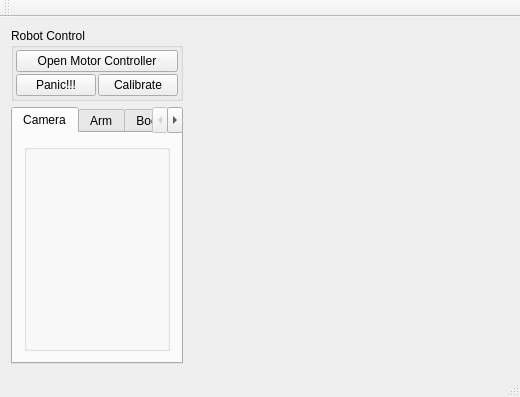
The window that RoboShell.ui (artm/biofame-robot) describes before a commit, drawn with Qt 5.
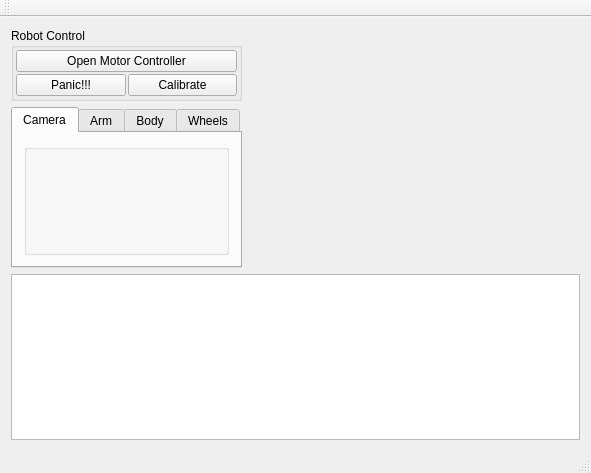
The same window after the commit. Custom widgets are drawn as their Qt base class.

```diff
--- a/RoboShell.ui
+++ b/RoboShell.ui
@@ -6,8 +6,8 @@
    <rect>
     <x>0</x>
     <y>0</y>
-    <width>498</width>
-    <height>397</height>
+    <width>591</width>
+    <height>473</height>
    </rect>
   </property>
   <property name="windowTitle">
@@ -54,6 +54,19 @@
       </layout>
      </widget>
     </item>
+    <item row="0" column="3" rowspan="2">
+     <widget class="QLabel" name="video">
+      <property name="minimumSize">
+       <size>
+        <width>320</width>
+        <height>240</height>
+       </size>
+      </property>
+      <property name="text">
+       <string/>
+      </property>
+     </widget>
+    </item>
     <item row="1" column="0">
      <widget class="QTabWidget" name="tabWidget">
       <property name="currentIndex">
@@ -101,16 +114,19 @@
       </widget>
      </widget>
     </item>
-    <item row="0" column="1" rowspan="2">
-     <widget class="QLabel" name="video">
-      <property name="minimumSize">
-       <size>
-        <width>320</width>
-        <height>240</height>
-       </size>
+    <item row="2" column="0" colspan="4">
+     <widget class="QListWidget" name="log">
+      <property name="showDropIndicator" stdset="0">
+       <bool>false</bool>
       </property>
-      <property name="text">
-       <string/>
+      <property name="alternatingRowColors">
+       <bool>true</bool>
+      </property>
+      <property name="selectionMode">
+       <enum>QAbstractItemView::ContiguousSelection</enum>
+      </property>
+      <property name="selectionBehavior">
+       <enum>QAbstractItemView::SelectRows</enum>
       </property>
      </widget>
     </item>
```
Left out of the diff: 2 changed lines with no effect on the pictures.
